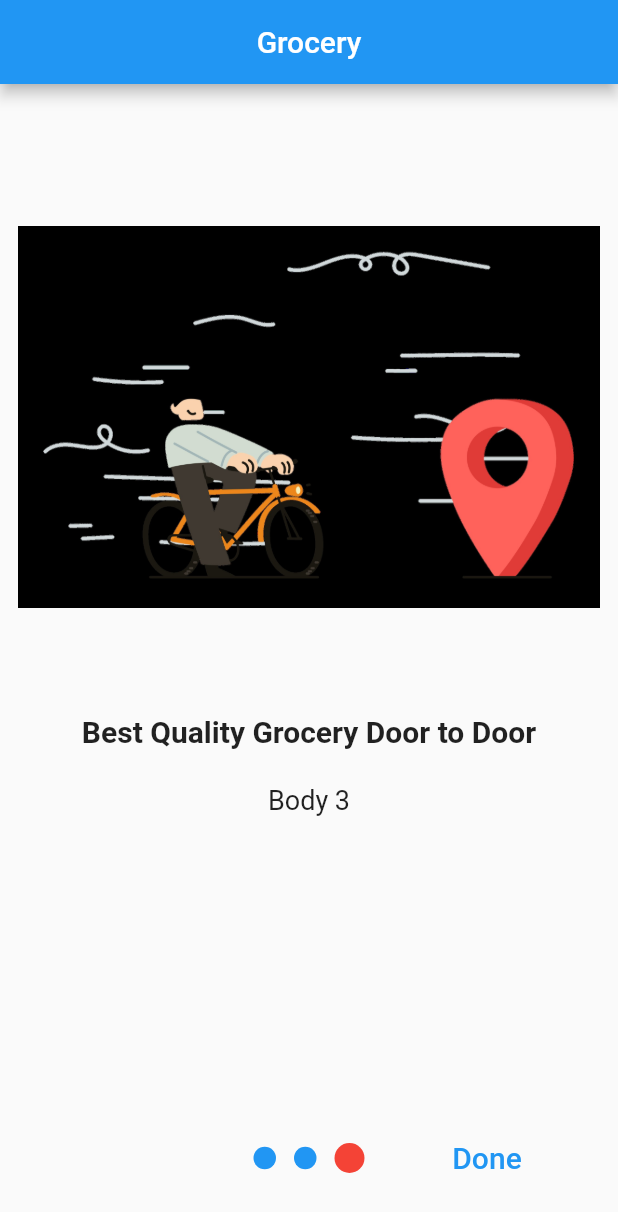
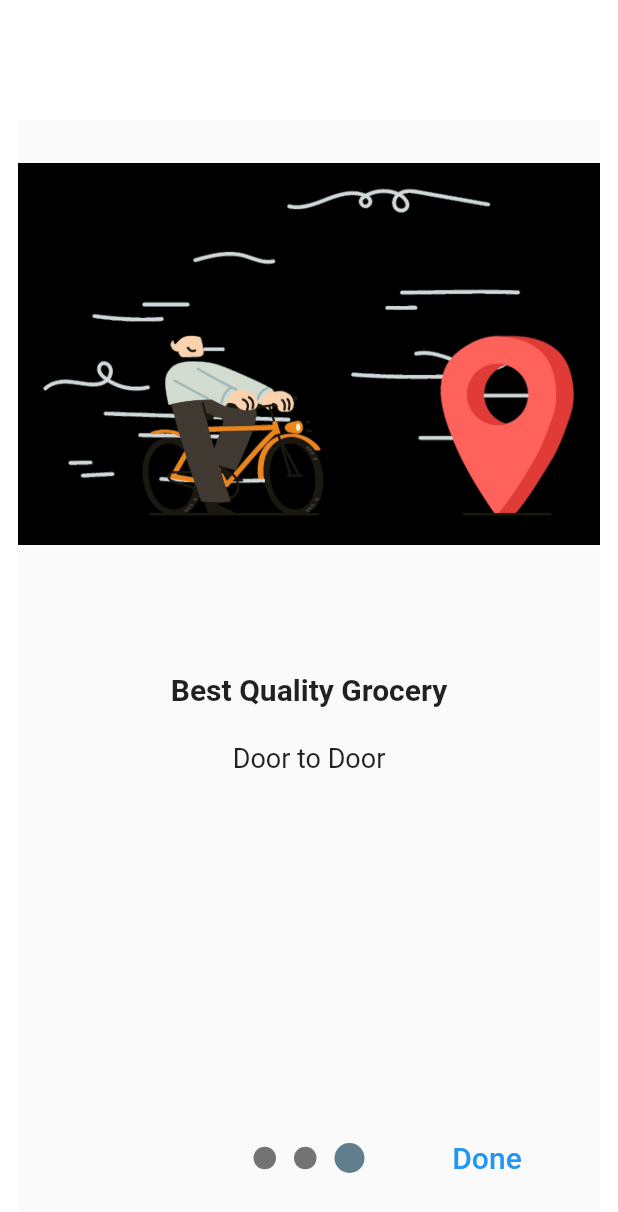
Before and after one commit to Rokeya17/My_Grocery, a Flutter app: the screen it shows after launch, after a tap on "Skip", on a phone screen of 412 x 824 dp. Shown: the top 1212 px of the screen. Run offline on Flutter 3.47's test engine with Material 2 defaults, Android fonts, the phone set to English and light mode, and no system bars; drawn by our look-alikes of introduction_screen; our stand-ins replace shared_preferences.

Commit message:
Modify home screen

```diff
--- /dev/null
+++ b/lib/components/carousel_loading.dart
@@ -0,0 +1 @@
+// TODO Implement this library.
--- /dev/null
+++ b/lib/controller/controllers.dart
@@ -0,0 +1 @@
+// TODO Implement this library.
--- a/lib/introduction_screen.dart
+++ b/lib/introduction_screen.dart
@@ -9,50 +9,41 @@ class IntroScreen extends StatelessWidget {
   final List<PageViewModel> pages = [
     PageViewModel(
       title: 'Welcome to My Grocery Application',
-
+      body: '',
       image: Center(
-        child: Image.asset('assets/images/img_1.png'),
+        child: Image.asset('assets/images/L1.png'),
       ),
-      // Add a background color here
-      decoration: PageDecoration(
-        pageColor: Colors.black, // Set the background color
-      ),
-      // Other properties...
     ),
     PageViewModel(
-      title: 'Get First Delivery Service ',
+      title: 'Get First Delivery Service',
       body: 'Body 2',
       image: Center(
         child: Image.asset('assets/images/img_2.png'),
       ),
-      // Other properties...
     ),
     PageViewModel(
-      title: ('Best Quality Grocery Door to Door'),
-      body: 'Body 3',
+      title: 'Best Quality Grocery',
+      body: 'Door to Door',
       image: Center(
         child: Image.asset('assets/images/img_3.png'),
       ),
-      // Other properties...
     ),
     // Add more PageViewModels as needed...
   ];
+
   @override
   Widget build(BuildContext context) {
     return Scaffold(
-      appBar: AppBar(
-        title: const Text('Grocery'),
-        centerTitle: true,
-      ),
+      backgroundColor: Colors.white, // Set the background color here
       body: Padding(
         padding: const EdgeInsets.fromLTRB(12, 80, 12, 12),
         child: IntroductionScreen(
           pages: pages,
           dotsDecorator: const DotsDecorator(
             size: Size(15, 15),
-            color: Colors.blue,
+            color: Colors.black54,
             activeSize: Size.square(20),
-            activeColor: Colors.red,
+            activeColor: Colors.blueGrey,
           ),
           showDoneButton: true,
           done: const Text(
@@ -76,6 +67,6 @@ class IntroScreen extends StatelessWidget {
     final prefs = await SharedPreferences.getInstance();
     await prefs.setBool('ON_BOARDING', false);
     Navigator.pushReplacement(
-        context, MaterialPageRoute(builder: (context) => const HomeScreen()));
+        context, MaterialPageRoute(builder: (context) => HomeScreen()));
   }
 }
--- a/lib/main.dart
+++ b/lib/main.dart
@@ -3,16 +3,18 @@ import 'package:my_grocery/home_screen.dart';
 import 'package:my_grocery/introduction_screen.dart';
 import 'package:shared_preferences/shared_preferences.dart';
 
-bool show = true;
 void main() async {
   WidgetsFlutterBinding.ensureInitialized();
   final prefs = await SharedPreferences.getInstance();
-  show = prefs.getBool('ON_BOARDING') ?? true;
-  runApp(const MyApp());
+  bool showIntro = prefs.getBool('ON_BOARDING') ?? true;
+
+  runApp(MyApp(showIntro: showIntro));
 }
 
 class MyApp extends StatelessWidget {
-  const MyApp({Key? key}) : super(key: key);
+  final bool showIntro;
+
+  const MyApp({Key? key, required this.showIntro}) : super(key: key);
 
   @override
   Widget build(BuildContext context) {
@@ -21,7 +23,63 @@ class MyApp extends StatelessWidget {
       theme: ThemeData(
         primarySwatch: Colors.blue,
       ),
-      home: show ? IntroScreen() : const HomeScreen(),
+      home: SplashScreen(
+        showIntro: showIntro,
+      ),
     );
   }
 }
+
+class SplashScreen extends StatefulWidget {
+  final bool showIntro;
+
+  SplashScreen({required this.showIntro});
+
+  @override
+  _SplashScreenState createState() => _SplashScreenState();
+}
+
+class _SplashScreenState extends State<SplashScreen> {
+  @override
+  void initState() {
+    super.initState();
+    // Simulate a delay for demonstration purposes.
+    Future.delayed(Duration(seconds: 5), () {
+      // After the delay, navigate to either IntroScreen or HomeScreen based on the condition.
+      Navigator.of(context).pushReplacement(
+        MaterialPageRoute(
+          builder: (BuildContext context) =>
+              widget.showIntro ? IntroScreen() : HomeScreen(),
+        ),
+      );
+    });
+  }
+
+  @override
+  Widget build(BuildContext context) {
+    // Customize your splash screen UI here.
+    return Scaffold(
+      backgroundColor: Colors.blue, // Customize the background color.
+      body: Center(
+        child: Column(
+          mainAxisAlignment: MainAxisAlignment.center,
+          children: [
+            // Add your app logo or any other splash screen content here.
+            Image.asset(
+              'assets/images/img.png', // Replace with the path to your app's logo.
+              width: 150.0,
+            ),
+            SizedBox(height: 16.0),
+            Text(
+              'My Grocery',
+              style: TextStyle(
+                fontSize: 24.0,
+                color: Colors.white,
+              ),
+            ),
+          ],
+        ),
+      ),
+    );
+  }
+}
--- /dev/null
+++ b/lib/styles/colors.dart
@@ -0,0 +1 @@
+// TODO Implement this library.
--- /dev/null
+++ b/lib/view/components/carousel_slider_view.dart
@@ -0,0 +1 @@
+// TODO Implement this library.
--- a/pubspec.yaml
+++ b/pubspec.yaml
@@ -47,6 +47,7 @@ dependencies:
   introduction_screen: ^2.1.0
   shared_preferences: ^2.0.11
   onboarding: ^3.1.0
+
 
 
 dev_dependencies:
```
Also changed, not shown: lib/home_screen.dart (+88 -8 lines), lib/splash_screen.dart (deleted, +0 -97 lines).
